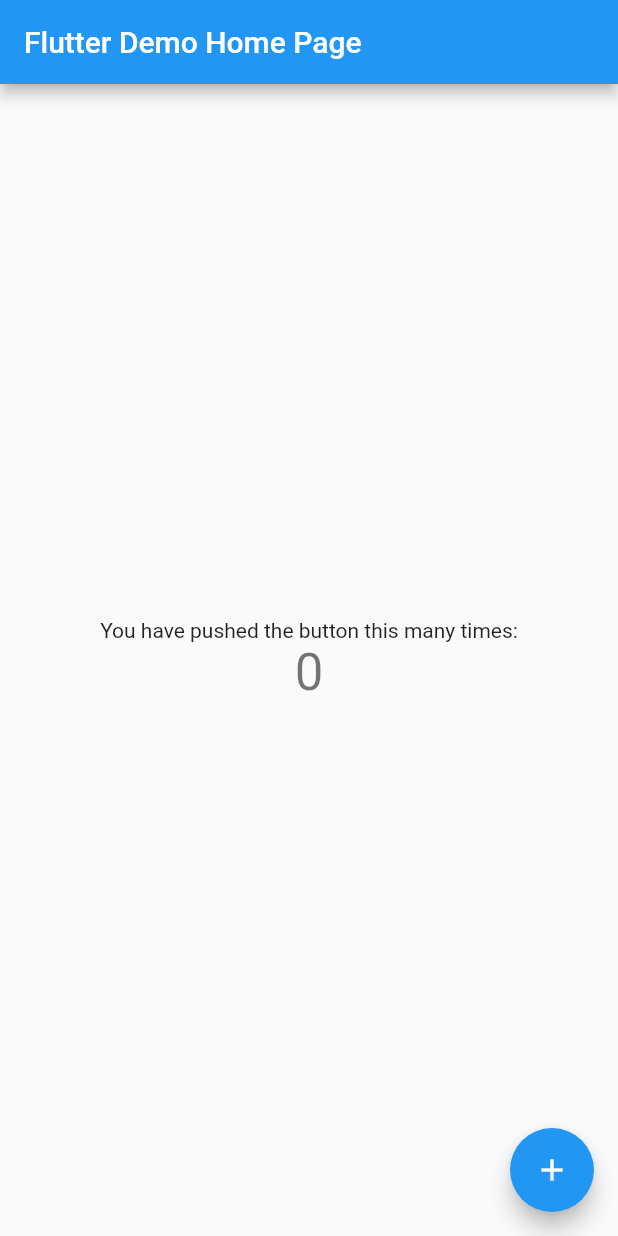
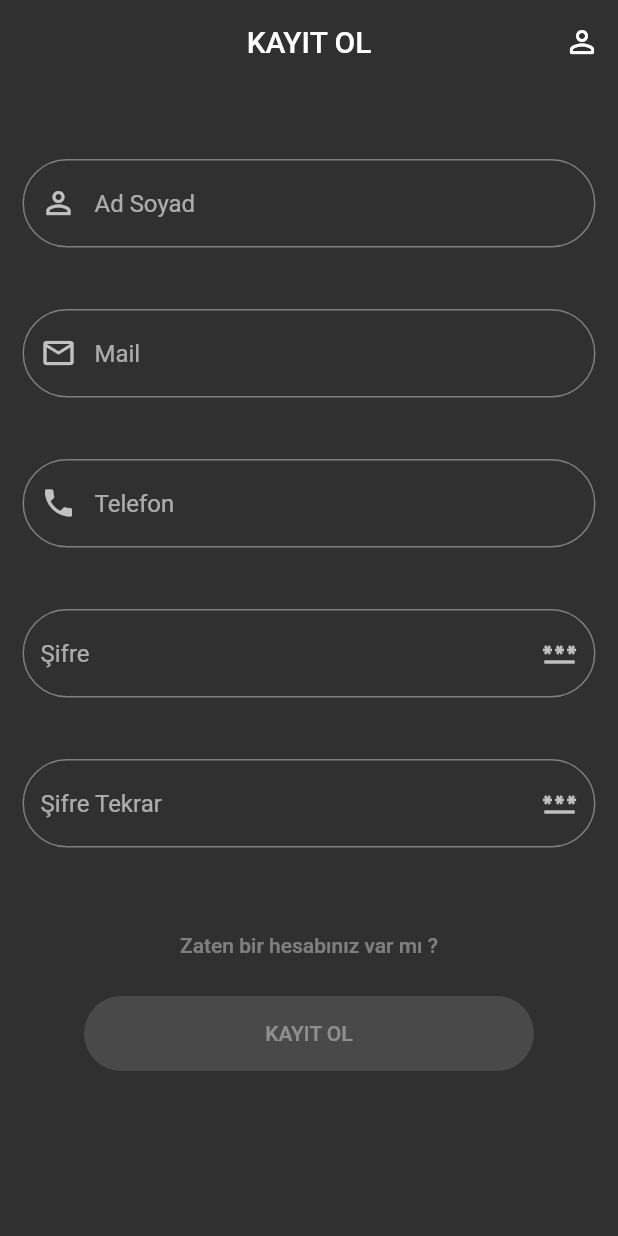
Before and after one commit to dilberates/bisiklet_mobil, a Flutter app: the screen it shows after launch, on a phone screen of 412 x 824 dp. Run offline on Flutter 3.47's test engine with Material 2 defaults, Android fonts, the phone set to English and light mode, and no system bars.

Commit message:
Update
Register kısım tasarım

```diff
--- /dev/null
+++ b/bisiklet_mobil/lib/Constants/languageItem.dart
@@ -0,0 +1,12 @@
+import 'package:flutter/material.dart';
+
+class LanguageItem{
+  static const String loginAppTitle='KAYIT OL';
+  static const String loginName='Ad Soyad';
+  static const String loginEmail ="Mail";
+  static const String loginPhone="Telefon";
+  static const String loginPassword="Şifre";
+  static const String loginPassswordAgain="Şifre Tekrar";
+  static const String registerAppTitle="GİRİŞ";
+
+}
--- /dev/null
+++ b/bisiklet_mobil/lib/Constants/myColors.dart
@@ -0,0 +1,7 @@
+import 'package:flutter/material.dart';
+import 'dart:ui';
+class MyColors{
+  static const Color green=Colors.green;
+  static const Color white=Colors.white;
+  static Color? get darkGreen => Colors.green[900];
+}
--- /dev/null
+++ b/bisiklet_mobil/lib/Pages/loginPage.dart
@@ -0,0 +1,108 @@
+import 'package:bisiklet_mobil/Constants/languageItem.dart';
+import 'package:bisiklet_mobil/Pages/registerPage.dart';
+import 'package:flutter/material.dart';
+
+class LoginPage extends StatelessWidget {
+  const LoginPage({Key? key}) : super(key: key);
+
+  @override
+  Widget build(BuildContext context) {
+    return Scaffold(
+      resizeToAvoidBottomInset: false,
+      appBar: AppBar(
+        title: const Text(LanguageItem.loginAppTitle),
+              actions:[
+                IconButton(
+                    onPressed: (){
+                      Navigator.of(context).push(MaterialPageRoute(
+                          builder: (context) => RegisterPage(),
+                      ));
+                    },
+                  icon: Icon(Icons.person_outline_rounded),
+                )
+              ]
+        ),
+      body: Container(
+        margin: EdgeInsets.only(right: 15,left:15,bottom:100,top: 50),
+        child: Column(
+              children:[
+               TextField(
+                    decoration: InputDecoration(
+                        border: _buildOutlineInputBorder(),
+                        hintText: LanguageItem.loginName,
+                      prefixIcon: Icon(
+                        Icons.person_outline
+                      )
+                    ),
+                  ),
+                _buildSpacer(),
+                TextField(
+                  keyboardType: TextInputType.emailAddress,
+                  decoration: InputDecoration(
+                    border: _buildOutlineInputBorder(),
+                    hintText: LanguageItem.loginEmail,
+                    prefixIcon: Icon(
+                      Icons.mail_outline
+                    )
+                  ),
+                ),
+                _buildSpacer(),
+                TextField(
+                  keyboardType: TextInputType.phone,
+                  decoration: InputDecoration(
+                    border: _buildOutlineInputBorder(),
+                    hintText: LanguageItem.loginPhone,
+                    prefixIcon: Icon(
+                      Icons.phone
+                    )
+                  ),
+                ),
+                _buildSpacer(),
+                TextField(
+                  decoration: InputDecoration(
+                    border: _buildOutlineInputBorder(),
+                    hintText: LanguageItem.loginPassword,
+                    suffixIcon: Icon(
+                      Icons.password,
+                    ),
+                  ),
+                ),
+                _buildSpacer(),
+                TextField(
+                  decoration: InputDecoration(
+                    border: _buildOutlineInputBorder(),
+                    hintText: LanguageItem.loginPassswordAgain,
+                    suffixIcon: Icon(
+                      Icons.password,
+                    )
+                  ),
+                ),
+                _buildSpacer(),
+                TextButton(
+                    onPressed: null,
+                    child: Text('Zaten bir hesabınız var mı ?')
+                ),
+                Container(
+                  margin: EdgeInsets.all(10),
+                  width: 300,
+                  height: 50,
+                  child: ElevatedButton(
+                        onPressed: null,
+                        child: Text('KAYIT OL')
+                  ),
+                ),
+
+              ],
+          ),
+      ),
+    );
+  }
+
+  Spacer _buildSpacer() => Spacer();
+
+  OutlineInputBorder _buildOutlineInputBorder() {
+    return OutlineInputBorder(
+                        borderRadius: BorderRadius.circular(60.0),
+                      );
+  }
+}
--- /dev/null
+++ b/bisiklet_mobil/lib/Pages/registerPage.dart
@@ -0,0 +1,16 @@
+
+import 'package:bisiklet_mobil/Constants/LanguageItem.dart';
+import 'package:flutter/material.dart';
+
+class RegisterPage extends StatelessWidget {
+  const RegisterPage({Key? key}) : super(key: key);
+
+  @override
+  Widget build(BuildContext context) {
+    return Scaffold(
+      appBar: AppBar(
+        title:,
+      ),
+    );
+  }
+}
--- a/bisiklet_mobil/lib/main.dart
+++ b/bisiklet_mobil/lib/main.dart
@@ -1,4 +1,7 @@
+import 'package:bisiklet_mobil/Constants/myColors.dart';
+import 'package:bisiklet_mobil/Pages/loginPage.dart';
 import 'package:flutter/material.dart';
+import 'package:flutter/services.dart';
 
 void main() {
   runApp(const MyApp());
@@ -6,110 +9,27 @@ void main() {
 
 class MyApp extends StatelessWidget {
   const MyApp({Key? key}) : super(key: key);
-
-  // This widget is the root of your application.
   @override
   Widget build(BuildContext context) {
     return MaterialApp(
-      title: 'Flutter Demo',
-      theme: ThemeData(
-        // This is the theme of your application.
-        //
-        // Try running your application with "flutter run". You'll see the
-        // application has a blue toolbar. Then, without quitting the app, try
-        // changing the primarySwatch below to Colors.green and then invoke
-        // "hot reload" (press "r" in the console where you ran "flutter run",
-        // or simply save your changes to "hot reload" in a Flutter IDE).
-        // Notice that the counter didn't reset back to zero; the application
-        // is not restarted.
-        primarySwatch: Colors.blue,
+        debugShowCheckedModeBanner: false,
+        debugShowMaterialGrid: false,
+        theme: ThemeData.dark().copyWith(
+      appBarTheme: const AppBarTheme(
+        centerTitle: true,
+        color: Colors.transparent,
+        elevation: 0,
       ),
-      home: const MyHomePage(title: 'Flutter Demo Home Page'),
+            elevatedButtonTheme: ElevatedButtonThemeData(
+                style: ElevatedButton.styleFrom(
+                  shape: RoundedRectangleBorder(borderRadius: BorderRadius.circular(30.0)),
+                  primary:MyColors.darkGreen,
+                  onPrimary: MyColors.white,
+                  padding: const EdgeInsets.all(10.0),
+                )
+            )
+        ),
+      home: const LoginPage(),
     );
   }
 }
-
-class MyHomePage extends StatefulWidget {
-  const MyHomePage({Key? key, required this.title}) : super(key: key);
-
-  // This widget is the home page of your application. It is stateful, meaning
-  // that it has a State object (defined below) that contains fields that affect
-  // how it looks.
-
-  // This class is the configuration for the state. It holds the values (in this
-  // case the title) provided by the parent (in this case the App widget) and
-  // used by the build method of the State. Fields in a Widget subclass are
-  // always marked "final".
-
-  final String title;
-
-  @override
-  State<MyHomePage> createState() => _MyHomePageState();
-}
-
-class _MyHomePageState extends State<MyHomePage> {
-  int _counter = 0;
-
-  void _incrementCounter() {
-    setState(() {
-      // This call to setState tells the Flutter framework that something has
-      // changed in this State, which causes it to rerun the build method below
-      // so that the display can reflect the updated values. If we changed
-      // _counter without calling setState(), then the build method would not be
-      // called again, and so nothing would appear to happen.
-      _counter++;
-    });
-  }
-
-  @override
-  Widget build(BuildContext context) {
-    // This method is rerun every time setState is called, for instance as done
-    // by the _incrementCounter method above.
-    //
-    // The Flutter framework has been optimized to make rerunning build methods
-    // fast, so that you can just rebuild anything that needs updating rather
-    // than having to individually change instances of widgets.
-    return Scaffold(
-      appBar: AppBar(
-        // Here we take the value from the MyHomePage object that was created by
-        // the App.build method, and use it to set our appbar title.
-        title: Text(widget.title),
-      ),
-      body: Center(
-        // Center is a layout widget. It takes a single child and positions it
-        // in the middle of the parent.
-        child: Column(
-          // Column is also a layout widget. It takes a list of children and
-          // arranges them vertically. By default, it sizes itself to fit its
-          // children horizontally, and tries to be as tall as its parent.
-          //
-          // Invoke "debug painting" (press "p" in the console, choose the
-          // "Toggle Debug Paint" action from the Flutter Inspector in Android
-          // Studio, or the "Toggle Debug Paint" command in Visual Studio Code)
-          // to see the wireframe for each widget.
-          //
-          // Column has various properties to control how it sizes itself and
-          // how it positions its children. Here we use mainAxisAlignment to
-          // center the children vertically; the main axis here is the vertical
-          // axis because Columns are vertical (the cross axis would be
-          // horizontal).
-          mainAxisAlignment: MainAxisAlignment.center,
-          children: <Widget>[
-            const Text(
-              'You have pushed the button this many times:',
-            ),
-            Text(
-              '$_counter',
-              style: Theme.of(context).textTheme.headline4,
-            ),
-          ],
-        ),
-      ),
-      floatingActionButton: FloatingActionButton(
-        onPressed: _incrementCounter,
-        tooltip: 'Increment',
-        child: const Icon(Icons.add),
-      ), // This trailing comma makes auto-formatting nicer for build methods.
-    );
-  }
-}
--- a/bisiklet_mobil/pubspec.yaml
+++ b/bisiklet_mobil/pubspec.yaml
@@ -58,8 +58,8 @@ flutter:
   uses-material-design: true
 
   # To add assets to your application, add an assets section, like this:
-  # assets:
-  #   - images/a_dot_burr.jpeg
+  assets:
+     - images/
   #   - images/a_dot_ham.jpeg
 
   # An image asset can refer to one or more resolution-specific "variants", see
```
Also changed, not shown: bisiklet_mobil/images/OTURUM AÇ.png (added), bisiklet_mobil/images/login.png (added), bisiklet_mobil/images/user.png (added).
